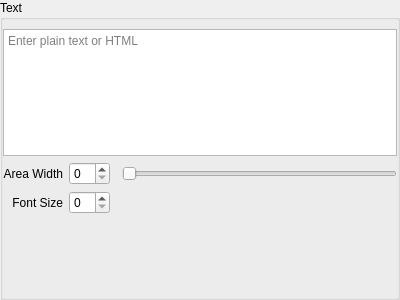
The window that client/nx_client_desktop/src/nx/client/desktop/export/widgets/text_overlay_settings_widget.ui (networkoptix/nx_open) describes before a commit, drawn with Qt 5.
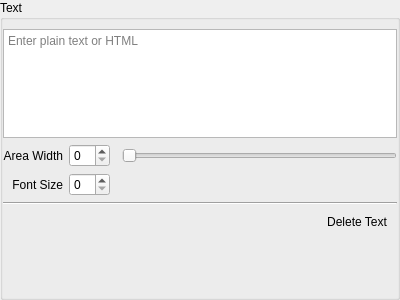
The same window after the commit.

Commit message:
# Delete buttons in export overlay settings widgets
<==== Mercurial data ====>
Branch: x_VMS-6861_universal_export_dialog

```diff
--- a/client/nx_client_desktop/src/nx/client/desktop/export/widgets/text_overlay_settings_widget.ui
+++ b/client/nx_client_desktop/src/nx/client/desktop/export/widgets/text_overlay_settings_widget.ui
@@ -38,12 +38,35 @@
       <property name="rightMargin">
        <number>0</number>
       </property>
-      <item row="0" column="0" colspan="4">
-       <widget class="QPlainTextEdit" name="plainTextEdit">
-        <property name="placeholderText">
-         <string>Enter plain text or HTML</string>
-        </property>
-       </widget>
+      <item row="4" column="0" colspan="4">
+       <layout class="QHBoxLayout" name="horizontalLayout_3">
+        <item>
+         <spacer name="horizontalSpacer_4">
+          <property name="orientation">
+           <enum>Qt::Horizontal</enum>
+          </property>
+          <property name="sizeHint" stdset="0">
+           <size>
+            <width>40</width>
+            <height>20</height>
+           </size>
+          </property>
+         </spacer>
+        </item>
+        <item>
+         <widget class="QPushButton" name="deleteButton">
+          <property name="focusPolicy">
+           <enum>Qt::NoFocus</enum>
+          </property>
+          <property name="text">
+           <string>Delete Text</string>
+          </property>
+          <property name="flat">
+           <bool>true</bool>
+          </property>
+         </widget>
+        </item>
+       </layout>
       </item>
       <item row="2" column="1">
        <widget class="QSpinBox" name="fontSizeSpinBox"/>
@@ -64,6 +87,13 @@
         </property>
        </widget>
       </item>
+      <item row="0" column="0" colspan="4">
+       <widget class="QPlainTextEdit" name="plainTextEdit">
+        <property name="placeholderText">
+         <string>Enter plain text or HTML</string>
+        </property>
+       </widget>
+      </item>
       <item row="1" column="0">
        <widget class="QLabel" name="widthLabel">
         <property name="text">
@@ -97,7 +127,7 @@
         </property>
        </spacer>
       </item>
-      <item row="3" column="0" colspan="4">
+      <item row="5" column="0" colspan="4">
        <spacer name="verticalSpacer">
         <property name="orientation">
          <enum>Qt::Vertical</enum>
@@ -110,6 +140,13 @@
         </property>
        </spacer>
       </item>
+      <item row="3" column="0" colspan="4">
+       <widget class="Line" name="line">
+        <property name="orientation">
+         <enum>Qt::Horizontal</enum>
+        </property>
+       </widget>
+      </item>
      </layout>
     </widget>
    </item>
```
The commit also changes 11 other files.
